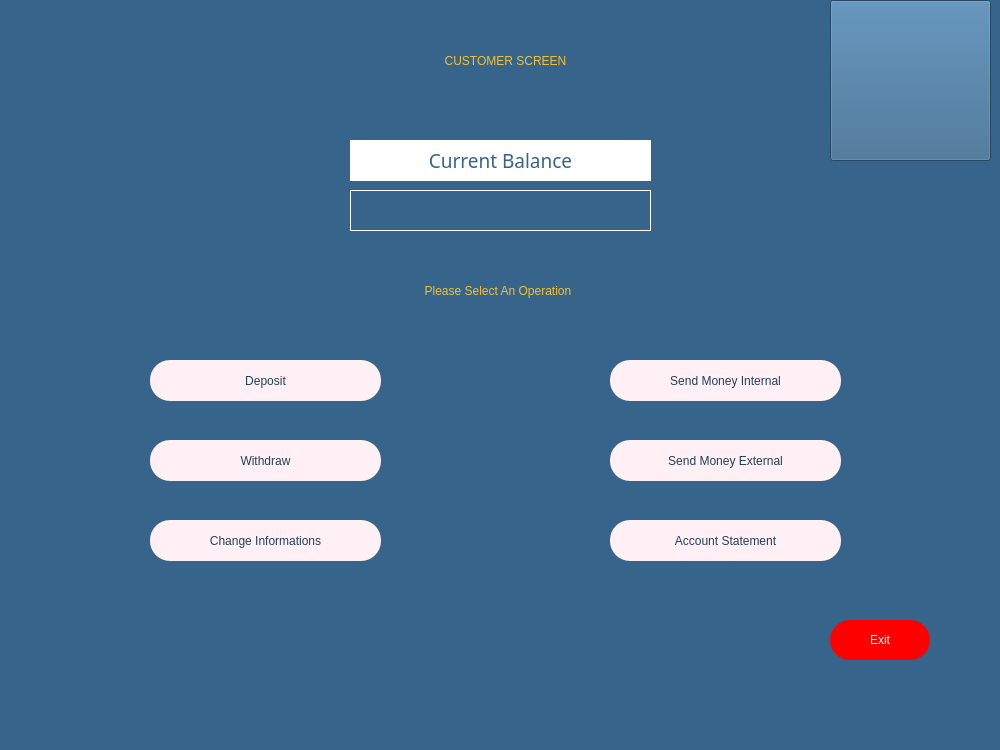
melihorhanyilmaz/Project, file customerpage.ui: the form before one commit.
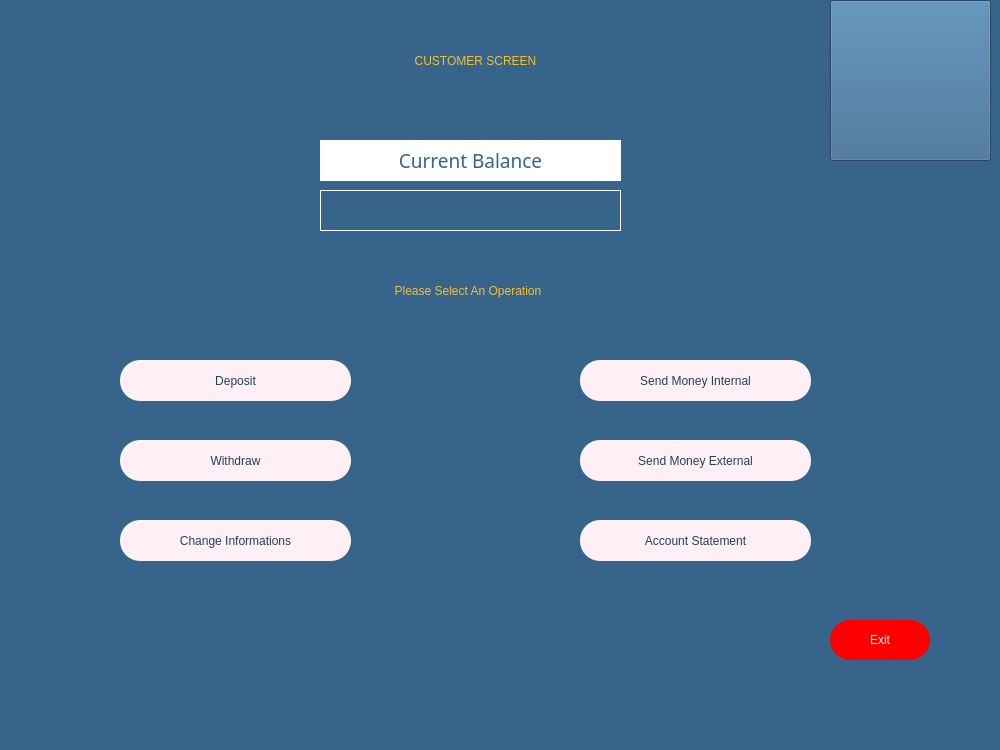
The form after the commit. Icons and pictures are not drawn.

```diff
--- a/customerpage.ui
+++ b/customerpage.ui
@@ -20,7 +20,7 @@
    <widget class="QPushButton" name="B_deposit">
     <property name="geometry">
      <rect>
-      <x>150</x>
+      <x>120</x>
       <y>360</y>
       <width>231</width>
       <height>41</height>
@@ -55,7 +55,7 @@
    <widget class="QPushButton" name="B_withdraw">
     <property name="geometry">
      <rect>
-      <x>150</x>
+      <x>120</x>
       <y>440</y>
       <width>231</width>
       <height>41</height>
@@ -90,7 +90,7 @@
    <widget class="QPushButton" name="B_statement">
     <property name="geometry">
      <rect>
-      <x>610</x>
+      <x>580</x>
       <y>520</y>
       <width>231</width>
       <height>41</height>
@@ -135,7 +135,7 @@
    <widget class="QLineEdit" name="li_select_opr">
     <property name="geometry">
      <rect>
-      <x>260</x>
+      <x>230</x>
       <y>270</y>
       <width>471</width>
       <height>41</height>
@@ -164,7 +164,7 @@
    <widget class="QLabel" name="la_balance">
     <property name="geometry">
      <rect>
-      <x>350</x>
+      <x>320</x>
       <y>190</y>
       <width>301</width>
       <height>41</height>
@@ -190,7 +190,7 @@
    <widget class="QPushButton" name="B_internal">
     <property name="geometry">
      <rect>
-      <x>610</x>
+      <x>580</x>
       <y>360</y>
       <width>231</width>
       <height>41</height>
@@ -212,7 +212,7 @@
    <widget class="QPushButton" name="B_external">
     <property name="geometry">
      <rect>
-      <x>610</x>
+      <x>580</x>
       <y>440</y>
       <width>231</width>
       <height>41</height>
@@ -234,7 +234,7 @@
    <widget class="QPushButton" name="B_settings">
     <property name="geometry">
      <rect>
-      <x>150</x>
+      <x>120</x>
       <y>520</y>
       <width>231</width>
       <height>41</height>
@@ -285,7 +285,7 @@
    <widget class="QLabel" name="la_bal">
     <property name="geometry">
      <rect>
-      <x>350</x>
+      <x>320</x>
       <y>140</y>
       <width>301</width>
       <height>41</height>
@@ -315,7 +315,7 @@
    <widget class="QLabel" name="label_baslik">
     <property name="geometry">
      <rect>
-      <x>330</x>
+      <x>300</x>
       <y>20</y>
       <width>351</width>
       <height>81</height>
```
